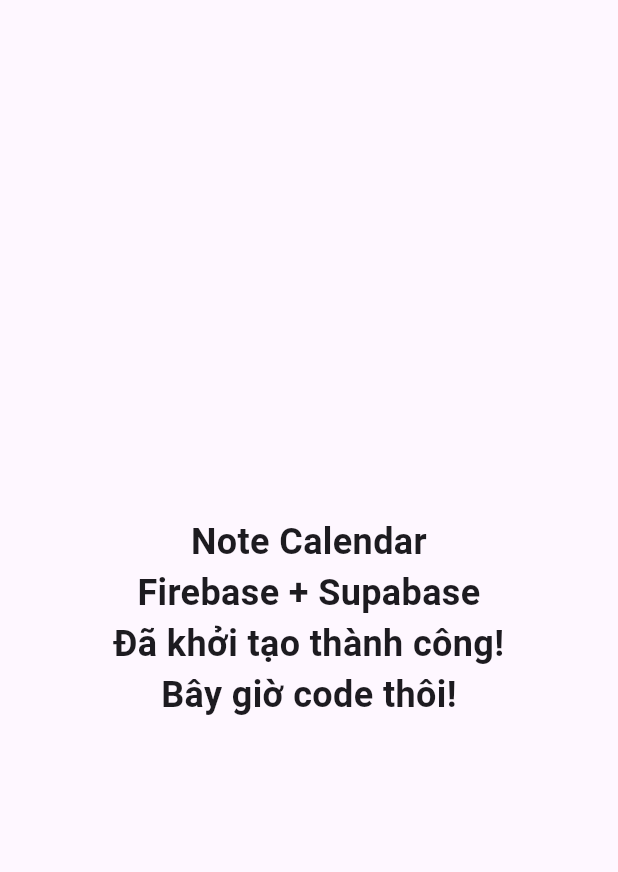
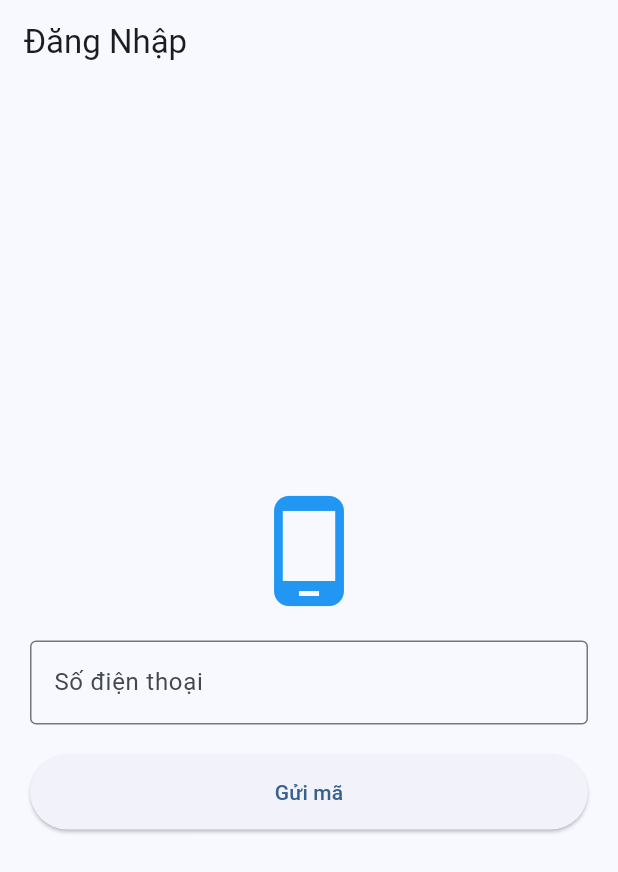
Before and after one commit to Hieprocode/note-calendar-flutter, a Flutter app: the screen it shows after launch, on a phone screen of 412 x 824 dp. Shown: the top 872 px of the screen. Run offline on Flutter 3.47's test engine with Material 3 defaults, Android fonts, the phone set to English and light mode, and no system bars; our stand-ins replace cloud_firestore, firebase_auth, firebase_core, get, image_picker, pinput and 1 more; accounts and stored records are empty.

Commit message:
them dang nhap otp tao cua hang

```diff
--- a/lib/main.dart
+++ b/lib/main.dart
@@ -1,21 +1,29 @@
 import 'package:flutter/material.dart';
+import 'package:get/get.dart';
 import 'package:firebase_core/firebase_core.dart';
 import 'package:supabase_flutter/supabase_flutter.dart';
-import 'package:get/get.dart';
+
+// Import các file cấu hình và route
 import 'core/config/supabase_config.dart';
+import 'modules/routes/app_pages.dart';
+import 'modules/routes/app_routes.dart';
 
 void main() async {
+  // 1. Đảm bảo Flutter Binding được khởi tạo trước
   WidgetsFlutterBinding.ensureInitialized();
 
-  // Khởi tạo Firebase
+  // 2. Khởi tạo Firebase
+  // (Nó sẽ tự đọc file google-services.json mà chúng ta đã cấu hình cực khổ lúc đầu)
   await Firebase.initializeApp();
 
-  // Khởi tạo Supabase
+  // 3. Khởi tạo Supabase
+  // (Lấy thông tin từ file Config cho gọn code)
   await Supabase.initialize(
     url: SupabaseConfig.url,
     anonKey: SupabaseConfig.anonKey,
   );
 
+  // 4. Chạy App
   runApp(const MyApp());
 }
 
@@ -27,16 +35,24 @@
     return GetMaterialApp(
       title: 'Note Calendar',
       debugShowCheckedModeBanner: false,
-      theme: ThemeData(primarySwatch: Colors.blue),
-      home: const Scaffold(
-        body: Center(
-          child: Text(
-            'Note Calendar\nFirebase + Supabase\nĐã khởi tạo thành công!\nBây giờ code thôi!',
-            textAlign: TextAlign.center,
-            style: TextStyle(fontSize: 24, fontWeight: FontWeight.bold),
-          ),
-        ),
+
+      // --- Cấu hình Theme (Màu sắc chủ đạo) ---
+      theme: ThemeData(
+        colorScheme: ColorScheme.fromSeed(seedColor: Colors.blue),
+        useMaterial3: true,
+        // Font chữ mặc định (cần cài google_fonts ở pubspec.yaml trước)
+        // fontFamily: GoogleFonts.inter().fontFamily,
       ),
+
+      // --- Cấu hình Route (Quan trọng nhất) ---
+      // Màn hình đầu tiên khi mở app
+      initialRoute: AppRoutes.LOGIN,
+
+      // Danh sách tất cả màn hình đã định nghĩa bên AppPages
+      getPages: AppPages.pages,
+
+      // (Tùy chọn) Binding khởi tạo các Controller dùng chung (như AuthController)
+      // initialBinding: InitialBinding(),
     );
   }
 }
--- /dev/null
+++ b/lib/modules/auth/auth_binding.dart
@@ -0,0 +1,10 @@
+import 'package:get/get.dart';
+import 'auth_controller.dart';
+
+class AuthBinding extends Bindings {
+  @override
+  void dependencies() {
+    // Khởi tạo AuthController ngay khi vào màn hình Login
+    Get.lazyPut<AuthController>(() => AuthController());
+  }
+}
--- /dev/null
+++ b/lib/modules/auth/auth_view.dart
@@ -0,0 +1,102 @@
+import 'package:flutter/material.dart';
+import 'package:get/get.dart';
+import 'package:pinput/pinput.dart';
+import 'auth_controller.dart';
+
+class AuthView extends GetView<AuthController> {
+  const AuthView({super.key});
+
+  @override
+  Widget build(BuildContext context) {
+    return Scaffold(
+      appBar: AppBar(title: const Text("Đăng Nhập")),
+      // Dùng Stack để xếp chồng Loading lên trên cùng
+      body: Stack(
+        children: [
+          // 1. Lớp nội dung chính
+          Padding(
+            padding: const EdgeInsets.all(20.0),
+            child: Obx(() => controller.isOtpSent.value
+                ? _buildOtpForm()
+                : _buildPhoneForm()
+            ),
+          ),
+
+          // 2. Lớp Loading (Chỉ hiện khi isLoading = true)
+          Obx(() {
+            if (controller.isLoading.value) {
+              return Container(
+                color: Colors.black54, // Màu nền mờ
+                child: const Center(
+                  child: CircularProgressIndicator(color: Colors.white),
+                ),
+              );
+            } else {
+              return const SizedBox.shrink(); // Ẩn đi
+            }
+          }),
+        ],
+      ),
+    );
+  }
+
+  // Form nhập SĐT
+  Widget _buildPhoneForm() {
+    return Column(
+      mainAxisAlignment: MainAxisAlignment.center,
+      children: [
+        const Icon(Icons.phone_android, size: 80, color: Colors.blue),
+        const SizedBox(height: 20),
+        TextField(
+          controller: controller.phoneController,
+          keyboardType: TextInputType.phone,
+          decoration: const InputDecoration(
+            prefixText: "+84 ",
+            labelText: "Số điện thoại",
+            border: OutlineInputBorder(),
+          ),
+        ),
+        const SizedBox(height: 20),
+        SizedBox(
+          width: double.infinity,
+          height: 50,
+          child: ElevatedButton(
+            onPressed: () => controller.sendOtp(),
+            child: const Text("Gửi mã"),
+          ),
+        ),
+      ],
+    );
+  }
+
+  // Form nhập OTP
+  Widget _buildOtpForm() {
+    return Column(
+      mainAxisAlignment: MainAxisAlignment.center,
+      children: [
+        const Icon(Icons.lock, size: 80, color: Colors.green),
+        const SizedBox(height: 20),
+        Text("Đã gửi mã đến +84 ${controller.phoneController.text}"),
+        const SizedBox(height: 20),
+        Pinput(
+          length: 6,
+          controller: controller.otpController,
+          onCompleted: (pin) => controller.verifyOtp(),
+        ),
+        const SizedBox(height: 20),
+        SizedBox(
+          width: double.infinity,
+          height: 50,
+          child: ElevatedButton(
+            onPressed: () => controller.verifyOtp(),
+            child: const Text("Xác nhận"),
+          ),
+        ),
+        TextButton(
+          onPressed: () => controller.isOtpSent.value = false,
+          child: const Text("Quay lại"),
+        )
+      ],
+    );
+  }
+}
--- /dev/null
+++ b/lib/modules/routes/app_pages.dart
@@ -0,0 +1,34 @@
+import 'package:get/get.dart';
+import 'package:flutter/material.dart';
+import 'app_routes.dart';
+
+// Import màn hình Setup Shop
+import '../setup_shop/setup_shop_view.dart';
+import '../setup_shop/setup_shop_binding.dart';
+
+// Import màn hình Auth
+import '../auth/auth_view.dart';
+import '../auth/auth_binding.dart';
+
+class AppPages {
+  static final pages = [
+    GetPage(
+      name: AppRoutes.LOGIN,
+      page: () => const AuthView(),
+      binding: AuthBinding(),
+    ),
+
+    // --- ĐOẠN QUAN TRỌNG NHẤT LÀ Ở ĐÂY ---
+    GetPage(
+      name: AppRoutes.SETUP_SHOP,
+      page: () => const SetupShopView(), // Phải là SetupShopView, KHÔNG ĐƯỢC LÀ Scaffold(...)
+      binding: SetupShopBinding(),       // Phải có Binding
+    ),
+    // --------------------------------------
+
+    GetPage(
+      name: AppRoutes.DASHBOARD,
+      page: () => const Scaffold(body: Center(child: Text("Dashboard"))),
+    ),
+  ];
+}
--- /dev/null
+++ b/lib/modules/routes/app_routes.dart
@@ -0,0 +1,6 @@
+class AppRoutes {
+  static const SPLASH = '/';
+  static const LOGIN = '/login';
+  static const SETUP_SHOP = '/setup-shop';
+  static const DASHBOARD = '/dashboard';
+}
--- /dev/null
+++ b/lib/modules/setup_shop/setup_shop_binding.dart
@@ -0,0 +1,9 @@
+import 'package:get/get.dart';
+import 'setup_shop_controller.dart';
+
+class SetupShopBinding extends Bindings {
+  @override
+  void dependencies() {
+    Get.lazyPut(() => SetupShopController());
+  }
+}
```
Also changed, not shown: lib/core/base/base_controller.dart (+19 -24 lines), lib/data/repositories/auth_repository.dart (added, +64 -0 lines), lib/data/repositories/shop_repository.dart (added, +20 -0 lines), lib/data/services/storage_service.dart (added, +29 -0 lines), lib/modules/auth/auth_controller.dart (added, +57 -0 lines), lib/modules/setup_shop/setup_shop_controller.dart (added, +69 -0 lines), lib/modules/setup_shop/setup_shop_view.dart (added, +94 -0 lines).
